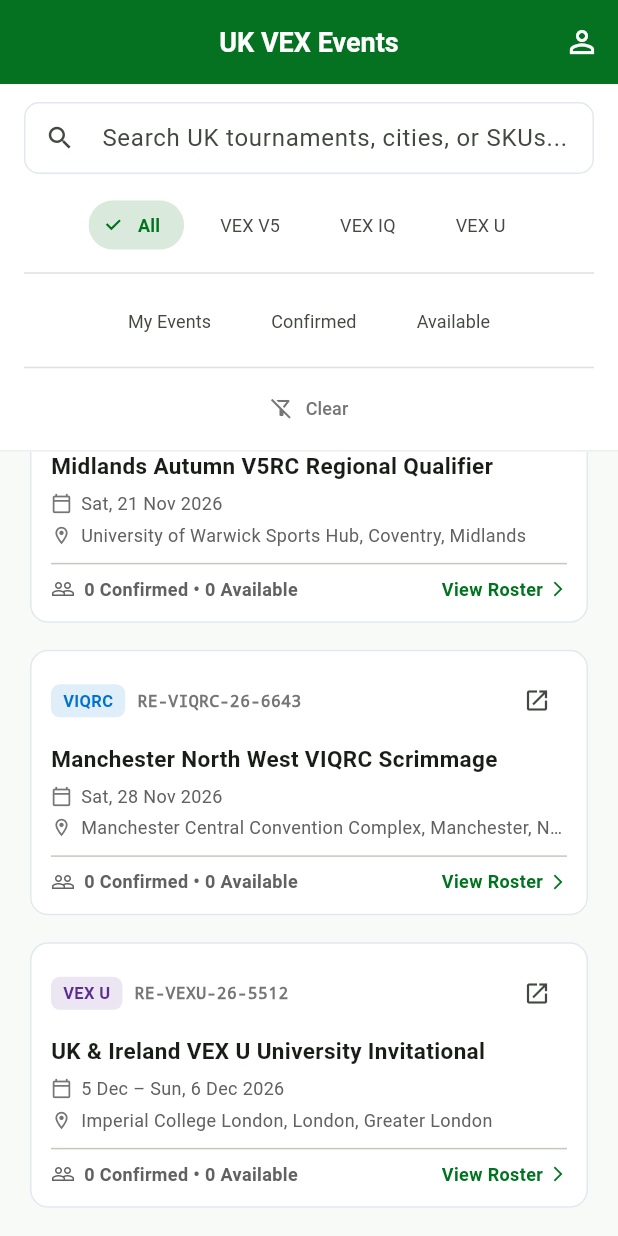
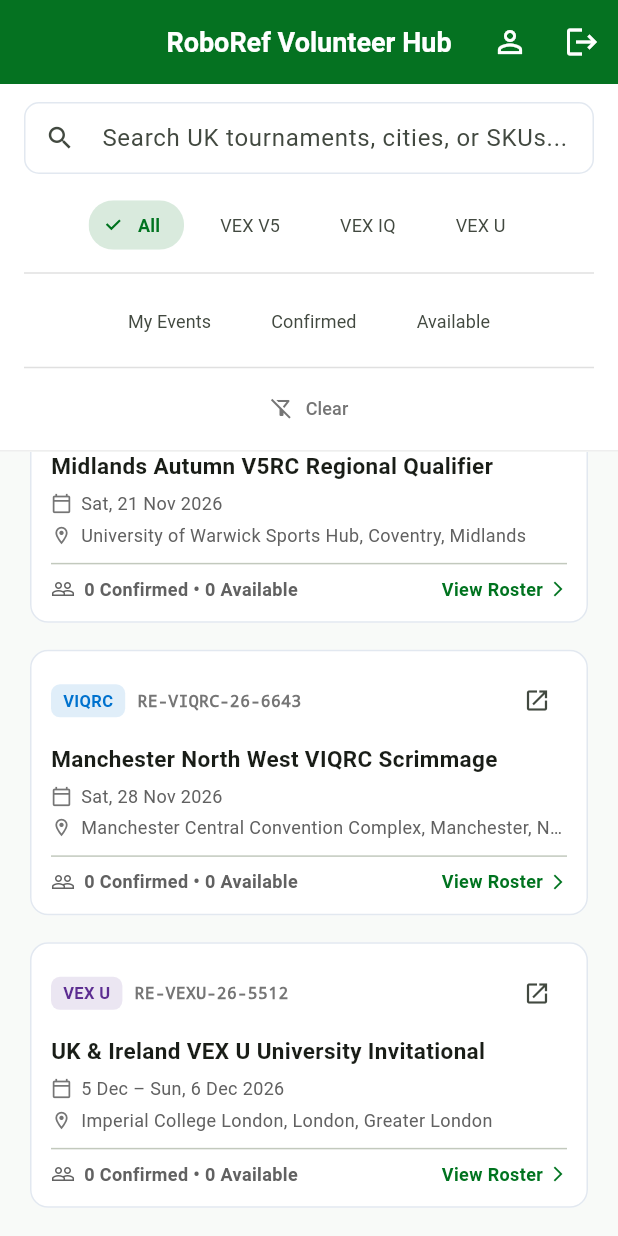
Before and after one commit to FrogletApps/RoboRefVolunteerHub, a Flutter app: the EventsListScreen screen opened directly, scrolled down 491 dp, on a phone screen of 412 x 824 dp. Run offline on Flutter 3.47's test engine with Material 3 defaults, Android fonts, the phone set to English and light mode, and no system bars; our stand-ins replace flutter_riverpod, shared_preferences; accounts and stored records are empty; network calls fail.

Commit message:
Fix main page header

```diff
--- a/app/lib/features/events/screens/events_list_screen.dart
+++ b/app/lib/features/events/screens/events_list_screen.dart
@@ -162,7 +162,6 @@ class _EventsListScreenState extends ConsumerState<EventsListScreen> {
     final selectedProgram = ref.watch(selectedProgramFilterProvider);
     final selectedSignupFilter = ref.watch(selectedSignupFilterProvider);
     final searchQuery = ref.watch(eventSearchQueryProvider);
-    final currentUser = ref.watch(currentVolunteerProvider);
 
     final hasActiveFilters = selectedProgram != 'All' ||
         selectedSignupFilter != null ||
@@ -170,15 +169,51 @@ class _EventsListScreenState extends ConsumerState<EventsListScreen> {
 
     return Scaffold(
       appBar: AppBar(
-        title: const Text('UK VEX Events'),
+        title: const Text('RoboRef Volunteer Hub'),
         actions: [
           IconButton(
+            key: const Key('profile_button'),
             icon: const Icon(Icons.person_outline),
             tooltip: 'My Volunteer Profile',
             onPressed: () {
               Navigator.of(context).push(
                 MaterialPageRoute(builder: (_) => const ProfileScreen()),
               );
+            },
+          ),
+          IconButton(
+            key: const Key('logout_button'),
+            icon: const Icon(Icons.logout),
+            tooltip: 'Log Out',
+            onPressed: () async {
+              final confirm = await showDialog<bool>(
+                context: context,
+                builder: (ctx) => AlertDialog(
+                  title: const Text('Log Out?'),
+                  content: const Text(
+                    'Are you sure you want to log out of RoboRef Volunteer Hub?',
+                  ),
+                  actions: [
+                    TextButton(
+                      onPressed: () => Navigator.pop(ctx, false),
+                      child: const Text('Cancel'),
+                    ),
+                    ElevatedButton(
+                      onPressed: () => Navigator.pop(ctx, true),
+                      style: ElevatedButton.styleFrom(
+                        backgroundColor: Colors.red,
+                        foregroundColor: Colors.white,
+                      ),
+                      child: const Text('Log Out'),
+                    ),
+                  ],
+                ),
+              );
+
+              if (confirm == true && mounted) {
+                clearAllEventFilters(ref);
+                await ref.read(currentVolunteerProvider.notifier).logout();
+              }
             },
           ),
         ],
@@ -315,107 +350,6 @@ class _EventsListScreenState extends ConsumerState<EventsListScreen> {
               ],
             ),
           ),
-
-          // User status greeting banner
-          if (currentUser != null)
-            InkWell(
-              onTap: () {
-                Navigator.of(context).push(
-                  MaterialPageRoute(builder: (_) => const ProfileScreen()),
-                );
-              },
-              child: Container(
-                width: double.infinity,
-                padding: const EdgeInsets.symmetric(horizontal: 16, vertical: 10),
-                color: AppTheme.brandGreen.withValues(alpha: 0.08),
-                child: Row(
-                  children: [
-                    CircleAvatar(
-                      radius: 14,
-                      backgroundColor: AppTheme.brandGreen,
-                      child: Text(
-                        currentUser.name.isNotEmpty
-                            ? currentUser.name[0].toUpperCase()
-                            : 'V',
-                        style: const TextStyle(
-                          fontSize: 12,
-                          color: Colors.white,
-                          fontWeight: FontWeight.bold,
-                        ),
-                      ),
-                    ),
-                    const SizedBox(width: 10),
-                    Expanded(
-                      child: Column(
-                        crossAxisAlignment: CrossAxisAlignment.start,
-                        children: [
-                          Row(
-                            children: [
-                              Flexible(
-                                child: Text(
-                                  'Signed in as ${currentUser.name}',
-                                  style: const TextStyle(
-                                    fontSize: 12,
-                                    fontWeight: FontWeight.bold,
-                                  ),
-                                  overflow: TextOverflow.ellipsis,
-                                ),
-                              ),
-                              if (currentUser.isEventPartner) ...[
-                                const SizedBox(width: 6),
-                                Container(
-                                  padding: const EdgeInsets.symmetric(
-                                      horizontal: 6, vertical: 1.5),
-                                  decoration: BoxDecoration(
-                                    color: AppTheme.epVerifiedGold,
-                                    borderRadius: BorderRadius.circular(4),
-                                  ),
-                                  child: const Text(
-                                    'EP MODE',
-                                    style: TextStyle(
-                                      fontSize: 9,
-                                      color: Colors.white,
-                                      fontWeight: FontWeight.bold,
-                                    ),
-                                  ),
-                                ),
-                              ],
-                            ],
-                          ),
-                          Text(
-                            'Alias: ${currentUser.forwardingAddress}',
-                            style: TextStyle(
-                              fontSize: 11,
-                              color: Colors.grey[700],
-                            ),
-                            overflow: TextOverflow.ellipsis,
-                          ),
-                        ],
-                      ),
-                    ),
-                    TextButton.icon(
-                      onPressed: () {
-                        Navigator.of(context).push(
-                          MaterialPageRoute(
-                              builder: (_) => const ProfileScreen()),
-                        );
-                      },
-                      icon: const Icon(Icons.badge_outlined, size: 15),
-                      label: const Text(
-                        'View My Data',
-                        style: TextStyle(
-                            fontSize: 11, fontWeight: FontWeight.bold),
-                      ),
-                      style: TextButton.styleFrom(
-                        visualDensity: VisualDensity.compact,
-                        padding: const EdgeInsets.symmetric(
-                            horizontal: 8, vertical: 4),
-                      ),
-                    ),
-                  ],
-                ),
-              ),
-            ),
 
           // Events List
           Expanded(
```
Also changed, not shown: 1 other file.
